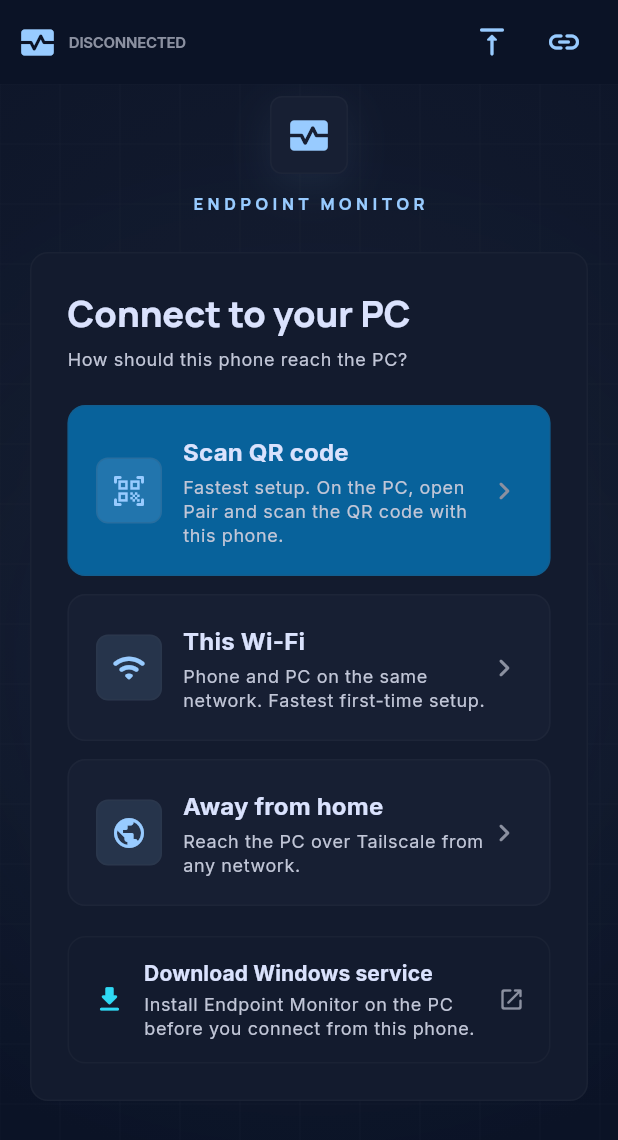
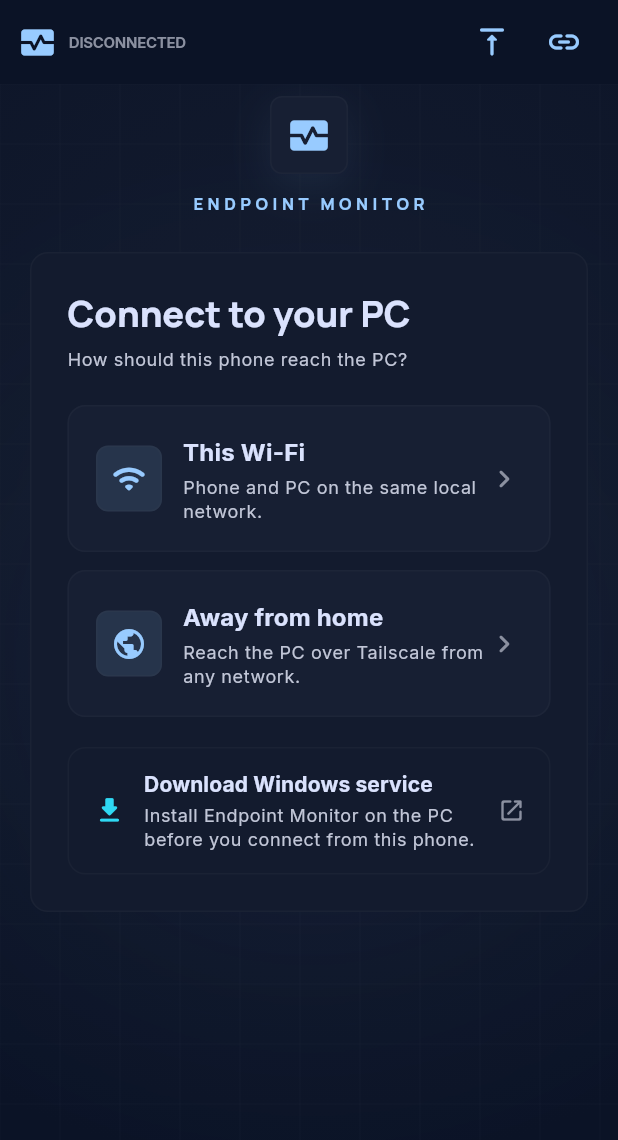
Before and after one commit to cycalo/endpoint-monitor, a Flutter app: the screen it shows after launch, on a phone screen of 412 x 824 dp. Shown: the top 1140 px of the screen. Run offline on Flutter 3.47's test engine with Material 3 defaults, Android fonts, the phone set to English and light mode, and no system bars; our stand-ins replace dio, equatable, flutter_bloc, flutter_local_notifications, flutter_secure_storage, go_router and 3 more; missing offline and left inert: app_settings, flutter_foreground_task, mobile_scanner.

Commit message:
feat: update QR code scanning functionality and improve connection guidance
- Upgraded app_settings dependency in pubspec.yaml to version 9.0.0.
- Enhanced connect_guide.dart with clearer instructions for Wi-Fi and Tailscale connections, including updated QR scanning messages.
- Refactored connect_chooser.dart to remove the QR scan card and integrate QR scanning into the guided connection page.
- Added new methods for handling hosts based on connection paths in pairing_qr.dart.
- Updated connect_qr_scan_screen.dart to filter hosts based on the selected connection path.
- Improved tests to validate the new QR scanning features and connection guidance.

```diff
--- a/flutter_app/lib/connect/connect_guide.dart
+++ b/flutter_app/lib/connect/connect_guide.dart
@@ -35,7 +35,7 @@
 
 /// Short description under each chooser card.
 String connectPathCardSubtitle(ConnectPath path) => switch (path) {
-      ConnectPath.wifi => 'Phone and PC on the same network. Fastest first-time setup.',
+      ConnectPath.wifi => 'Phone and PC on the same local network.',
       ConnectPath.tailscale => 'Reach the PC over Tailscale from any network.',
     };
 
@@ -57,12 +57,12 @@
           'This phone is on the same Wi-Fi as the PC.',
         ),
         const ConnectGuideStep(
-          'On the PC, open the Endpoint Monitor desktop app → Pair. Copy the Wi-Fi address shown there.',
+          'On the PC, open Endpoint Monitor → Pair. Scan the QR, or copy the This Wi-Fi address.',
         ),
         ConnectGuideStep(
           alreadyPaired
-              ? 'Enter that address, then tap Connect.'
-              : 'Enter that address and the 6-digit code, then tap Connect.',
+              ? 'Scan the QR, or enter that address and tap Connect.'
+              : 'Scan the QR, or enter that address and the 6-digit code, then tap Connect.',
         ),
       ];
     case ConnectPath.tailscale:
@@ -81,18 +81,11 @@
           'In Tailscale on the PC, copy the Tailscale IP (starts with 100.) or MagicDNS name (something.ts.net).',
         ),
       ];
-      if (!alreadyPaired) {
-        steps.add(
-          const ConnectGuideStep(
-            'On the PC, open the Endpoint Monitor desktop app → Pair. Copy the Tailscale address (starts with 100.) from Away from home.',
-          ),
-        );
-      }
       steps.add(
         ConnectGuideStep(
           alreadyPaired
-              ? 'Paste the Tailscale address, then tap Connect.'
-              : 'Paste the Tailscale address and the code, then tap Connect.',
+              ? 'On the PC, open Pair. Scan the QR (this uses the Tailscale address) or paste a 100. / .ts.net address, then tap Connect.'
+              : 'On the PC, open Pair. Scan the QR (this uses the Tailscale address) or paste a 100. / .ts.net address and the code, then tap Connect.',
         ),
       );
       return steps;
@@ -128,10 +121,30 @@
 /// Label for the continue chip on the chooser when a saved session exists.
 String continueToSavedLabel(String address) => 'Continue to $address';
 
-/// Primary chooser card for QR pairing.
+/// Scan QR control on a guided connect page.
 const kConnectScanQrTitle = 'Scan QR code';
-const kConnectScanQrSubtitle =
-    'Fastest setup. On the PC, open Pair and scan the QR code with this phone.';
+
+String connectScanQrSubtitle(ConnectPath path) => switch (path) {
+      ConnectPath.wifi =>
+        'Uses the This Wi-Fi address from Pair — not Tailscale, even if both are in the QR.',
+      ConnectPath.tailscale =>
+        'Uses the Away from home (Tailscale) address from Pair — even if you are on the same Wi-Fi.',
+    };
+
+String connectQrScanSubtitle(ConnectPath path) => switch (path) {
+      ConnectPath.wifi =>
+        'Point your camera at the Pair QR. This phone will connect over local Wi-Fi.',
+      ConnectPath.tailscale =>
+        'Point your camera at the Pair QR. This phone will connect over Tailscale.',
+    };
+
+/// QR parsed, but it had no hosts for the path the user chose.
+String pairingQrNoHostsForPathMessage(ConnectPath path) => switch (path) {
+      ConnectPath.wifi =>
+        'That QR has no local Wi-Fi address. On the PC, check This Wi-Fi on the Pair screen, or go back and choose Away from home.',
+      ConnectPath.tailscale =>
+        'That QR has no Tailscale address. On the PC, connect Tailscale and tap New code, or go back and choose This Wi-Fi.',
+    };
 
 /// Shown when a scanned QR is not a valid Endpoint Monitor pairing payload.
 const kPairingQrInvalidMessage =
@@ -143,8 +156,6 @@
 
 /// Scanner screen copy.
 const kConnectQrScanTitle = 'Scan pairing QR';
-const kConnectQrScanSubtitle =
-    'Point your camera at the QR code on the PC Pair screen.';
 
 const kConnectQrCameraDeniedMessage =
     'Camera access is required to scan the pairing QR code.';
@@ -152,4 +163,4 @@
 const kConnectQrOpenSettingsLabel = 'Open Settings';
 
 const kConnectQrUnsupportedPlatformMessage =
-    'QR scanning is only available on Android and iOS. Use This Wi-Fi or Away from home to connect manually.';
+    'QR scanning is only available on Android and iOS. Enter the address below instead.';
--- a/flutter_app/lib/screens/connect_chooser.dart
+++ b/flutter_app/lib/screens/connect_chooser.dart
@@ -11,14 +11,12 @@
   const ConnectChooser({
     super.key,
     required this.onPathSelected,
-    required this.onScanQr,
     this.savedHost,
     this.savedPath,
     this.onContinueSaved,
   });
 
   final ValueChanged<ConnectPath> onPathSelected;
-  final VoidCallback onScanQr;
   final String? savedHost;
   final ConnectPath? savedPath;
   final VoidCallback? onContinueSaved;
@@ -82,8 +80,6 @@
           ),
         ],
         const SizedBox(height: 22),
-        _ConnectScanQrCard(onTap: onScanQr),
-        const SizedBox(height: 12),
         _ConnectPathCard(
           path: ConnectPath.wifi,
           icon: Icons.wifi_rounded,
@@ -168,71 +164,6 @@
   }
 }
 
-class _ConnectScanQrCard extends StatelessWidget {
-  const _ConnectScanQrCard({required this.onTap});
-
-  final VoidCallback onTap;
-
-  @override
-  Widget build(BuildContext context) {
-    final theme = Theme.of(context);
-    final scheme = theme.colorScheme;
-
-    return Material(
-      color: scheme.primaryContainer.withValues(alpha: 0.35),
-      borderRadius: BorderRadius.circular(EmDesign.radiusLg),
-      child: InkWell(
-        onTap: onTap,
-        borderRadius: BorderRadius.circular(EmDesign.radiusLg),
-        child: Container(
-          padding: const EdgeInsets.all(18),
-          decoration: EmDesign.cardShell(
-            scheme,
-            color: scheme.primaryContainer.withValues(alpha: 0.35),
-          ),
-          child: Row(
-            children: [
-              Container(
-                width: 44,
-                height: 44,
-                decoration: BoxDecoration(
-                  color: scheme.primary.withValues(alpha: 0.18),
-                  borderRadius: BorderRadius.circular(EmDesign.radiusMd),
-                  border: EmDesign.ghostBorder(scheme),
-                ),
-                child: Icon(Icons.qr_code_scanner_rounded, color: scheme.primary, size: 24),
-              ),
-              const SizedBox(width: 14),
-              Expanded(
-                child: Column(
-                  crossAxisAlignment: CrossAxisAlignment.start,
-                  children: [
-                    Text(
-                      kConnectScanQrTitle,
-                      style: theme.textTheme.titleMedium?.copyWith(
-                        fontWeight: FontWeight.w700,
-                      ),
-                    ),
-                    const SizedBox(height: 4),
-                    Text(
-                      kConnectScanQrSubtitle,
-                      style: theme.textTheme.bodySmall?.copyWith(
-                        color: scheme.onSurfaceVariant,
-                        height: 1.35,
-                      ),
-                    ),
-                  ],
-                ),
-              ),
-              Icon(Icons.chevron_right_rounded, color: scheme.outline),
-            ],
-          ),
-        ),
-      ),
-    );
-  }
-}
-
 class _ConnectPathCard extends StatelessWidget {
   const _ConnectPathCard({
     required this.path,
--- a/flutter_app/lib/screens/connect_screen.dart
+++ b/flutter_app/lib/screens/connect_screen.dart
@@ -123,10 +123,12 @@
   }
 
   Future<void> _openQrScanner() async {
+    final path = _selectedPath;
+    if (path == null) return;
     setState(() => _inlineError = null);
     await Navigator.of(context).push<void>(
       MaterialPageRoute(
-        builder: (context) => const ConnectQrScanScreen(),
+        builder: (context) => ConnectQrScanScreen(path: path),
       ),
     );
     if (!mounted) return;
@@ -374,7 +376,6 @@
                                                 savedPath: _savedPath,
                                                 onContinueSaved: showContinueChip ? _openSavedSession : null,
                                                 onPathSelected: _selectPath,
-                                                onScanQr: _openQrScanner,
                                               )
                                             : ConnectGuidedPage(
                                                 key: ValueKey('guided-${_selectedPath!.name}'),
@@ -414,6 +415,7 @@
                                                 },
                                                 onBack: _backToChooser,
                                                 onConnect: _connect,
+                                                onScanQr: _openQrScanner,
                                                 onPairAgain: _forgetLocalPairing,
                                               ),
                                       ),
--- a/flutter_app/pubspec.yaml
+++ b/flutter_app/pubspec.yaml
@@ -28,7 +28,7 @@
   share_plus: ^10.1.4
   url_launcher: ^6.3.1
   mobile_scanner: ^7.4.2
-  app_settings: ^6.1.1
+  app_settings: ^9.0.0
 
 dev_dependencies:
   flutter_test:
```
Also changed, not shown: flutter_app/lib/connect/pairing_qr.dart (+9 -0 lines), flutter_app/lib/screens/connect_guided_page.dart (+55 -1 lines), flutter_app/lib/screens/connect_qr_scan_screen.dart (+14 -8 lines), 6 other files.
